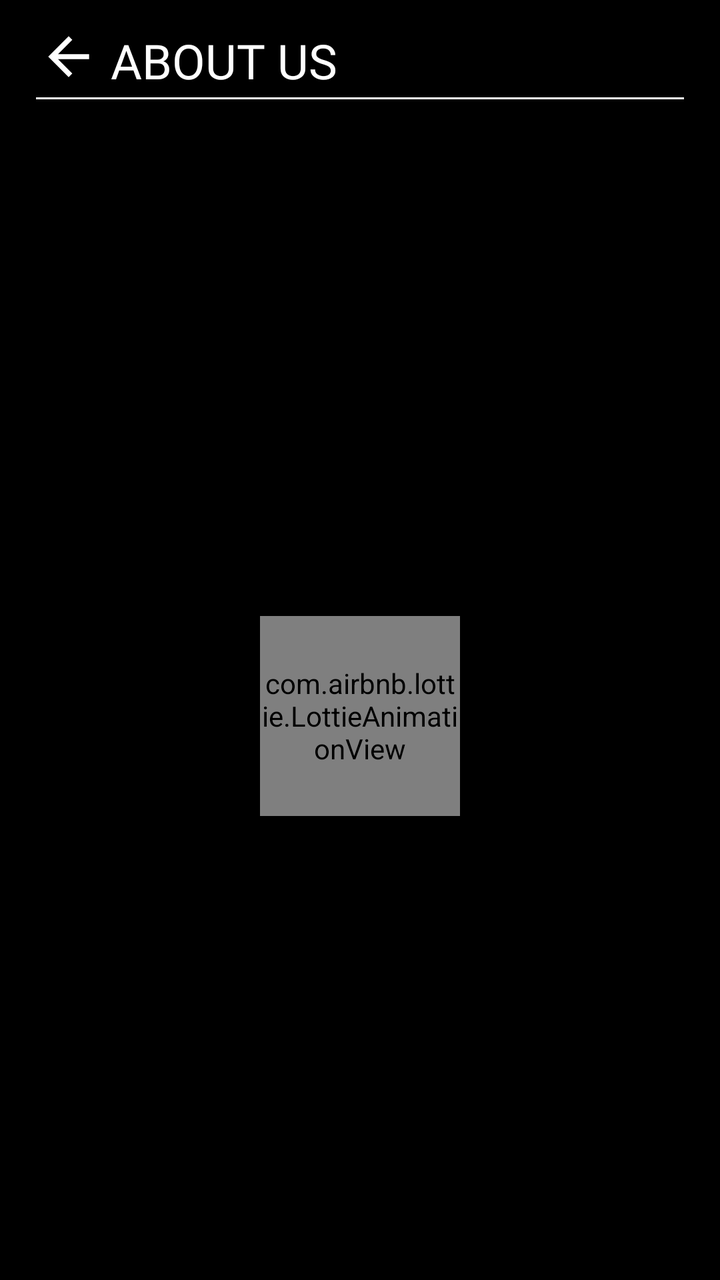
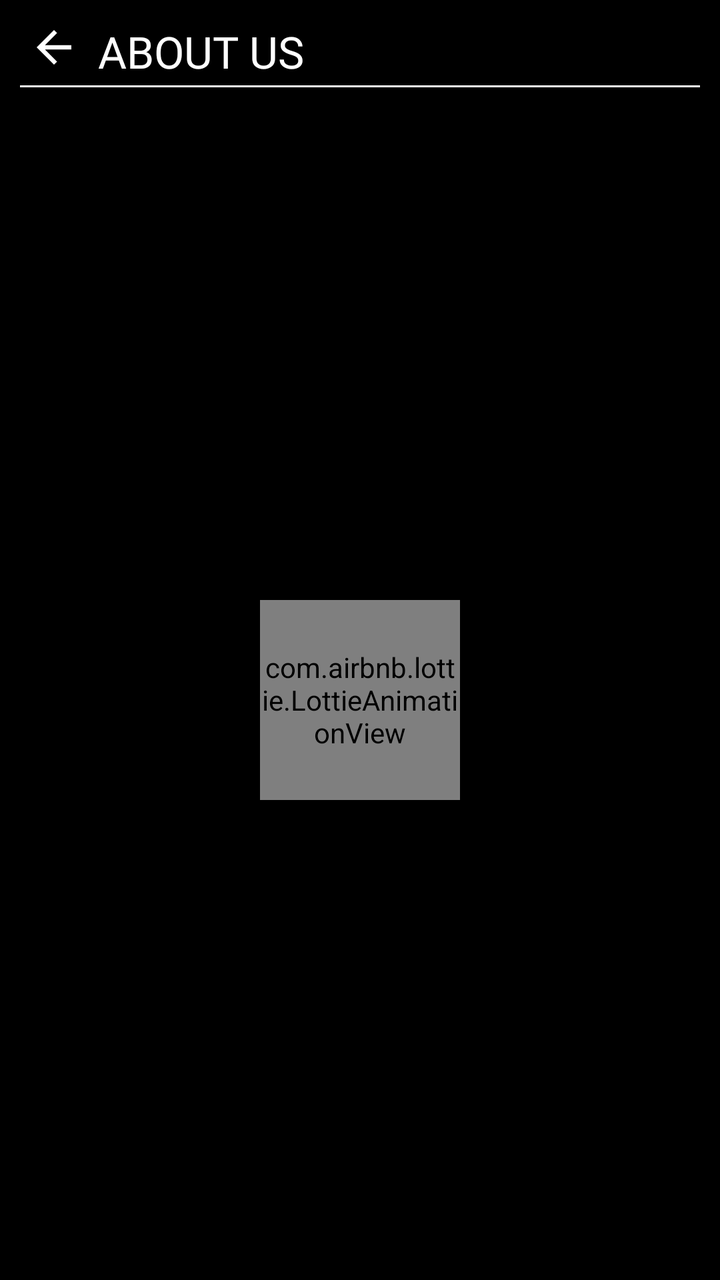

Compare the two renders of this Android layout. The source of the first and the diff that turns it into the second are given below.
<!-- AndroidManifest.xml: application theme Theme.NavigationDrawer -->
<!-- res/layout/fragment_about_us.xml -->
<?xml version="1.0" encoding="utf-8"?>
<androidx.core.widget.NestedScrollView xmlns:android="http://schemas.android.com/apk/res/android"
    xmlns:app="http://schemas.android.com/apk/res-auto"
    xmlns:tools="http://schemas.android.com/tools"
    android:layout_width="match_parent"
    android:layout_height="match_parent"
    android:background="@color/black"
    tools:context=".Fragment.AboutUs">

    <androidx.constraintlayout.widget.ConstraintLayout
        android:layout_width="match_parent"
        android:layout_height="match_parent"
        android:padding="8dp">

        <com.airbnb.lottie.LottieAnimationView
            android:id="@+id/resLot"
            android:layout_width="100dp"
            android:layout_height="100dp"
            android:layout_marginTop="300dp"
            android:elevation="5dp"
            android:visibility="visible"
            app:layout_constraintEnd_toEndOf="parent"
            app:layout_constraintStart_toStartOf="parent"
            app:layout_constraintTop_toTopOf="parent"
            app:lottie_autoPlay="true"
            app:lottie_loop="true"
            app:lottie_rawRes="@raw/asmita" />

        <LinearLayout
            android:id="@+id/lay2"
            android:layout_width="match_parent"
            android:layout_height="wrap_content"
            android:orientation="horizontal"
            android:layout_marginTop="5dp"
            android:paddingHorizontal="10dp"
            android:weightSum="1"
            app:layout_constraintEnd_toEndOf="parent"
            app:layout_constraintStart_toStartOf="parent"
            app:layout_constraintTop_toTopOf="parent">

            <ImageView
                android:id="@+id/back"
                android:layout_width="0dp"
                android:layout_height="match_parent"
                android:layout_gravity="center_vertical"
                android:layout_weight="0.1"
                android:src="@drawable/arrow_back" />

            <TextView
                android:id="@+id/text1"
                android:layout_width="0dp"
                android:layout_height="wrap_content"
                android:layout_weight="0.9"
                android:gravity="center_vertical"
                android:layout_gravity="center_vertical"
                android:fontFamily="@font/poppins_semibold"
                android:layout_marginBottom="-2dp"
                android:text="about us"
                android:paddingHorizontal="5dp"
                android:textAllCaps="true"
                android:textColor="@color/white"
                android:textSize="24sp" />
        </LinearLayout>

        <View
            android:id="@+id/view1"
            android:layout_width="0dp"
            android:layout_height="1dp"
            android:layout_marginHorizontal="10dp"
            android:layout_marginTop="5dp"
            android:background="@color/white"
            app:layout_constraintEnd_toEndOf="parent"
            app:layout_constraintStart_toStartOf="parent"
            app:layout_constraintTop_toBottomOf="@id/lay2" />

        <androidx.recyclerview.widget.RecyclerView
            android:id="@+id/aboutRV"
            android:layout_width="0dp"
            android:layout_marginTop="8dp"
            android:layout_height="match_parent"
            app:layout_constraintEnd_toEndOf="parent"
            app:layout_constraintStart_toStartOf="parent"
            app:layout_constraintTop_toBottomOf="@id/view1" />
    </androidx.constraintlayout.widget.ConstraintLayout>
</androidx.core.widget.NestedScrollView>
<!-- resources referenced by this layout -->
<resources>
  <color name="black">#FF000000</color>
  <color name="white">#FFFFFFFF</color>
  <!-- drawable arrow_back (drawable) -->
  <vector android:autoMirrored="true" android:height="26dp"
      android:tint="#FFFFFF" android:viewportHeight="24"
      android:viewportWidth="24" android:width="26dp" xmlns:android="http://schemas.android.com/apk/res/android">
      <path android:fillColor="@android:color/black" android:pathData="M20,11H7.83l5.59,-5.59L12,4l-8,8 8,8 1.41,-1.41L7.83,13H20v-2z"/>
  </vector>
  <style name="Theme.NavigationDrawer" parent="Theme.MaterialComponents.DayNight.NoActionBar">
          
          <item name="colorPrimary">#FFECA1</item>
          
      </style>
</resources>

<!-- the commit's change to res/layout/fragment_about_us.xml (unified diff, before → after) -->
@@ -9,8 +9,7 @@
 
     <androidx.constraintlayout.widget.ConstraintLayout
         android:layout_width="match_parent"
-        android:layout_height="match_parent"
-        android:padding="8dp">
+        android:layout_height="match_parent">
 
         <com.airbnb.lottie.LottieAnimationView
             android:id="@+id/resLot"
@@ -30,8 +29,8 @@
             android:id="@+id/lay2"
             android:layout_width="match_parent"
             android:layout_height="wrap_content"
+            android:layout_marginTop="10dp"
             android:orientation="horizontal"
-            android:layout_marginTop="5dp"
             android:paddingHorizontal="10dp"
             android:weightSum="1"
             app:layout_constraintEnd_toEndOf="parent"
@@ -41,7 +40,7 @@
             <ImageView
                 android:id="@+id/back"
                 android:layout_width="0dp"
-                android:layout_height="match_parent"
+                android:layout_height="wrap_content"
                 android:layout_gravity="center_vertical"
                 android:layout_weight="0.1"
                 android:src="@drawable/arrow_back" />
@@ -50,16 +49,16 @@
                 android:id="@+id/text1"
                 android:layout_width="0dp"
                 android:layout_height="wrap_content"
+                android:layout_gravity="center_vertical"
+                android:layout_marginBottom="-2dp"
                 android:layout_weight="0.9"
+                android:fontFamily="@font/poppins_semibold"
                 android:gravity="center_vertical"
-                android:layout_gravity="center_vertical"
-                android:fontFamily="@font/poppins_semibold"
-                android:layout_marginBottom="-2dp"
+                android:paddingHorizontal="5dp"
                 android:text="about us"
-                android:paddingHorizontal="5dp"
                 android:textAllCaps="true"
                 android:textColor="@color/white"
-                android:textSize="24sp" />
+                android:textSize="22sp" />
         </LinearLayout>
 
         <View
@@ -76,8 +75,9 @@
         <androidx.recyclerview.widget.RecyclerView
             android:id="@+id/aboutRV"
             android:layout_width="0dp"
+            android:layout_height="match_parent"
             android:layout_marginTop="8dp"
-            android:layout_height="match_parent"
+            android:paddingHorizontal="10dp"
             app:layout_constraintEnd_toEndOf="parent"
             app:layout_constraintStart_toStartOf="parent"
             app:layout_constraintTop_toBottomOf="@id/view1" />
